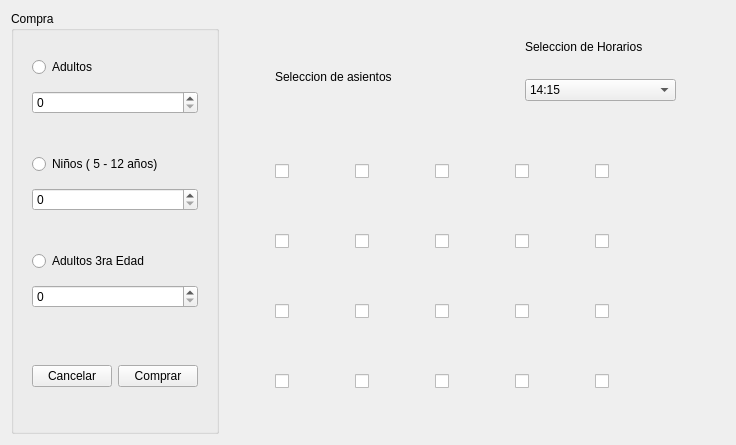
Old version of the form salaui.ui in the repository JosephBano/P60-ProyectoParcial2.
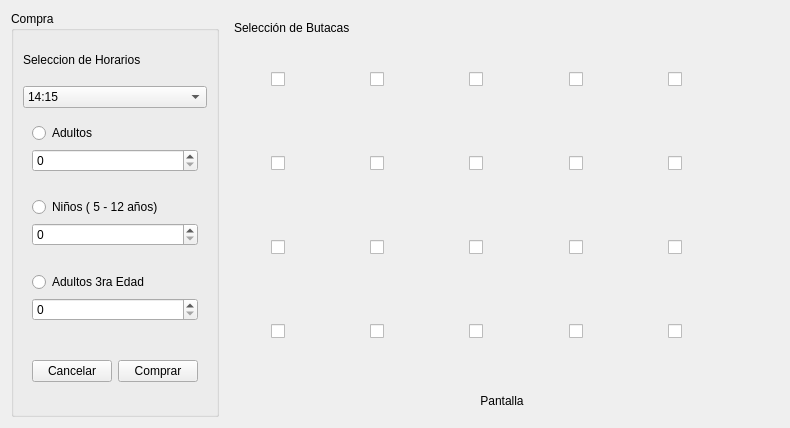
New version of the form. Icons and pictures are not drawn.

Commit message: ventana factura, layout mejorados para la sala cine, cambios en el UI sala, botones

Diff of the .ui file:
```diff
--- a/salaui.ui
+++ b/salaui.ui
@@ -6,8 +6,8 @@
    <rect>
     <x>0</x>
     <y>0</y>
-    <width>732</width>
-    <height>445</height>
+    <width>790</width>
+    <height>428</height>
    </rect>
   </property>
   <property name="windowTitle">
@@ -20,6 +20,36 @@
       <string>Compra</string>
      </property>
      <layout class="QVBoxLayout" name="verticalLayout_4">
+      <item>
+       <layout class="QVBoxLayout" name="verticalLayout_5">
+        <item>
+         <widget class="QLabel" name="label">
+          <property name="text">
+           <string>Seleccion de Horarios</string>
+          </property>
+         </widget>
+        </item>
+        <item>
+         <widget class="QComboBox" name="comboBox">
+          <item>
+           <property name="text">
+            <string>14:15</string>
+           </property>
+          </item>
+          <item>
+           <property name="text">
+            <string>13:30</string>
+           </property>
+          </item>
+          <item>
+           <property name="text">
+            <string>16:45</string>
+           </property>
+          </item>
+         </widget>
+        </item>
+       </layout>
+      </item>
       <item>
        <widget class="QWidget" name="widget_2" native="true">
         <layout class="QVBoxLayout" name="verticalLayout">
@@ -99,35 +129,56 @@
        <height>0</height>
       </size>
      </property>
+     <layout class="QVBoxLayout" name="verticalLayout_6">
+      <item>
+       <widget class="QLabel" name="label_2">
+        <property name="minimumSize">
+         <size>
+          <width>0</width>
+          <height>10</height>
+         </size>
+        </property>
+        <property name="maximumSize">
+         <size>
+          <width>16777215</width>
+          <height>15</height>
+         </size>
+        </property>
+        <property name="text">
+         <string>Selección de Butacas</string>
+        </property>
+       </widget>
+      </item>
+      <item>
+       <widget class="QWidget" name="widget_7" native="true">
+        <layout class="QHBoxLayout" name="horizontalLayout_3">
+         <item>
+          <spacer name="horizontalSpacer_5">
+           <property name="orientation">
+            <enum>Qt::Horizontal</enum>
+           </property>
+           <property name="sizeHint" stdset="0">
+            <size>
+             <width>22</width>
+             <height>20</height>
+            </size>
+           </property>
+          </spacer>
+         </item>
+         <item>
      <widget class="QCheckBox" name="Butacabtn_6">
-      <property name="geometry">
-       <rect>
-        <x>50</x>
-        <y>130</y>
-        <width>61</width>
-        <height>61</height>
-       </rect>
-      </property>
-      <property name="layoutDirection">
-       <enum>Qt::LeftToRight</enum>
-      </property>
-      <property name="styleSheet">
-       <string notr="true">
-border-image: url(:/Resourses/Butaca.png);</string>
-      </property>
-      <property name="text">
-       <string/>
-      </property>
-     </widget>
-     <widget class="QCheckBox" name="Butacabtn_7">
-      <property name="geometry">
-       <rect>
-        <x>50</x>
-        <y>200</y>
-        <width>61</width>
-        <height>61</height>
-       </rect>
-      </property>
+           <property name="minimumSize">
+            <size>
+             <width>65</width>
+             <height>55</height>
+            </size>
+           </property>
+           <property name="maximumSize">
+            <size>
+             <width>65</width>
+             <height>55</height>
+            </size>
+           </property>
       <property name="layoutDirection">
        <enum>Qt::LeftToRight</enum>
       </property>
@@ -139,114 +190,33 @@
        <string/>
       </property>
      </widget>
-     <widget class="QCheckBox" name="Butacabtn_8">
-      <property name="geometry">
-       <rect>
-        <x>50</x>
-        <y>270</y>
-        <width>61</width>
-        <height>61</height>
-       </rect>
-      </property>
-      <property name="layoutDirection">
-       <enum>Qt::LeftToRight</enum>
-      </property>
-      <property name="styleSheet">
-       <string notr="true">
-border-image: url(:/Resourses/Butaca.png);</string>
-      </property>
-      <property name="text">
-       <string/>
-      </property>
-     </widget>
-     <widget class="QCheckBox" name="Butacabtn_9">
-      <property name="geometry">
-       <rect>
-        <x>50</x>
-        <y>340</y>
-        <width>61</width>
-        <height>61</height>
-       </rect>
-      </property>
-      <property name="layoutDirection">
-       <enum>Qt::LeftToRight</enum>
-      </property>
-      <property name="styleSheet">
-       <string notr="true">
-border-image: url(:/Resourses/Butaca.png);</string>
-      </property>
-      <property name="text">
-       <string/>
-      </property>
-     </widget>
-     <widget class="QCheckBox" name="Butacabtn_10">
-      <property name="geometry">
-       <rect>
-        <x>130</x>
-        <y>340</y>
-        <width>61</width>
-        <height>61</height>
-       </rect>
-      </property>
-      <property name="layoutDirection">
-       <enum>Qt::LeftToRight</enum>
-      </property>
-      <property name="styleSheet">
-       <string notr="true">
-border-image: url(:/Resourses/Butaca.png);</string>
-      </property>
-      <property name="text">
-       <string/>
-      </property>
-     </widget>
-     <widget class="QCheckBox" name="Butacabtn_11">
-      <property name="geometry">
-       <rect>
-        <x>130</x>
-        <y>270</y>
-        <width>61</width>
-        <height>61</height>
-       </rect>
-      </property>
-      <property name="layoutDirection">
-       <enum>Qt::LeftToRight</enum>
-      </property>
-      <property name="styleSheet">
-       <string notr="true">
-border-image: url(:/Resourses/Butaca.png);</string>
-      </property>
-      <property name="text">
-       <string/>
-      </property>
-     </widget>
-     <widget class="QCheckBox" name="Butacabtn_12">
-      <property name="geometry">
-       <rect>
-        <x>130</x>
-        <y>200</y>
-        <width>61</width>
-        <height>61</height>
-       </rect>
-      </property>
-      <property name="layoutDirection">
-       <enum>Qt::LeftToRight</enum>
-      </property>
-      <property name="styleSheet">
-       <string notr="true">
-border-image: url(:/Resourses/Butaca.png);</string>
-      </property>
-      <property name="text">
-       <string/>
-      </property>
-     </widget>
+         </item>
+         <item>
+          <spacer name="horizontalSpacer">
+           <property name="orientation">
+            <enum>Qt::Horizontal</enum>
+           </property>
+           <property name="sizeHint" stdset="0">
+            <size>
+             <width>21</width>
+             <height>20</height>
+            </size>
+           </property>
+          </spacer>
+         </item>
+         <item>
      <widget class="QCheckBox" name="Butacabtn_13">
-      <property name="geometry">
-       <rect>
-        <x>130</x>
-        <y>130</y>
-        <width>61</width>
-        <height>61</height>
-       </rect>
+           <property name="minimumSize">
+            <size>
+             <width>65</width>
+             <height>55</height>
+            </size>
+           </property>
+           <property name="maximumSize">
+            <size>
+             <width>65</width>
+             <height>55</height>
+            </size>
       </property>
       <property name="layoutDirection">
        <enum>Qt::LeftToRight</enum>
@@ -259,14 +229,33 @@
        <string/>
       </property>
      </widget>
+         </item>
+         <item>
+          <spacer name="horizontalSpacer_2">
+           <property name="orientation">
+            <enum>Qt::Horizontal</enum>
+           </property>
+           <property name="sizeHint" stdset="0">
+            <size>
+             <width>22</width>
+             <height>20</height>
+            </size>
+           </property>
+          </spacer>
+         </item>
+         <item>
      <widget class="QCheckBox" name="Butacabtn_14">
-      <property name="geometry">
-       <rect>
-        <x>210</x>
-        <y>130</y>
-        <width>61</width>
-        <height>61</height>
-       </rect>
+           <property name="minimumSize">
+            <size>
+             <width>65</width>
+             <height>55</height>
+            </size>
+           </property>
+           <property name="maximumSize">
+            <size>
+             <width>65</width>
+             <height>55</height>
+            </size>
       </property>
       <property name="layoutDirection">
        <enum>Qt::LeftToRight</enum>
@@ -279,14 +268,33 @@
        <string/>
       </property>
      </widget>
+         </item>
+         <item>
+          <spacer name="horizontalSpacer_3">
+           <property name="orientation">
+            <enum>Qt::Horizontal</enum>
+           </property>
+           <property name="sizeHint" stdset="0">
+            <size>
+             <width>21</width>
+             <height>20</height>
+            </size>
+           </property>
+          </spacer>
+         </item>
+         <item>
      <widget class="QCheckBox" name="Butacabtn_15">
-      <property name="geometry">
-       <rect>
-        <x>290</x>
-        <y>130</y>
-        <width>61</width>
-        <height>61</height>
-       </rect>
+           <property name="minimumSize">
+            <size>
+             <width>65</width>
+             <height>55</height>
+            </size>
+           </property>
+           <property name="maximumSize">
+            <size>
+             <width>65</width>
+             <height>55</height>
+            </size>
       </property>
       <property name="layoutDirection">
        <enum>Qt::LeftToRight</enum>
@@ -299,15 +307,34 @@
        <string/>
       </property>
      </widget>
+         </item>
+         <item>
+          <spacer name="horizontalSpacer_4">
+           <property name="orientation">
+            <enum>Qt::Horizontal</enum>
+           </property>
+           <property name="sizeHint" stdset="0">
+            <size>
+             <width>22</width>
+             <height>20</height>
+            </size>
+           </property>
+          </spacer>
+         </item>
+         <item>
      <widget class="QCheckBox" name="Butacabtn_16">
-      <property name="geometry">
-       <rect>
-        <x>370</x>
-        <y>130</y>
-        <width>61</width>
-        <height>61</height>
-       </rect>
-      </property>
+           <property name="minimumSize">
+            <size>
+             <width>65</width>
+             <height>55</height>
+            </size>
+           </property>
+           <property name="maximumSize">
+            <size>
+             <width>65</width>
+             <height>55</height>
+            </size>
+           </property>
       <property name="layoutDirection">
        <enum>Qt::LeftToRight</enum>
       </property>
@@ -319,14 +346,91 @@
        <string/>
       </property>
      </widget>
+         </item>
+         <item>
+          <spacer name="horizontalSpacer_18">
+           <property name="orientation">
+            <enum>Qt::Horizontal</enum>
+           </property>
+           <property name="sizeHint" stdset="0">
+            <size>
+             <width>18</width>
+             <height>20</height>
+            </size>
+           </property>
+          </spacer>
+         </item>
+        </layout>
+       </widget>
+      </item>
+      <item>
+       <widget class="QWidget" name="widget_8" native="true">
+        <layout class="QHBoxLayout" name="horizontalLayout_5">
+         <item>
+          <spacer name="horizontalSpacer_13">
+           <property name="orientation">
+            <enum>Qt::Horizontal</enum>
+           </property>
+           <property name="sizeHint" stdset="0">
+            <size>
+             <width>18</width>
+             <height>20</height>
+            </size>
+           </property>
+          </spacer>
+         </item>
+         <item>
+          <widget class="QCheckBox" name="Butacabtn_7">
+           <property name="minimumSize">
+            <size>
+             <width>65</width>
+             <height>55</height>
+            </size>
+           </property>
+           <property name="maximumSize">
+            <size>
+             <width>65</width>
+             <height>55</height>
+            </size>
+           </property>
+           <property name="layoutDirection">
+            <enum>Qt::LeftToRight</enum>
+           </property>
+           <property name="styleSheet">
+            <string notr="true">
+border-image: url(:/Resourses/Butaca.png);</string>
+           </property>
+           <property name="text">
+            <string/>
+           </property>
+          </widget>
+         </item>
+         <item>
+          <spacer name="horizontalSpacer_14">
+           <property name="orientation">
+            <enum>Qt::Horizontal</enum>
+           </property>
+           <property name="sizeHint" stdset="0">
+            <size>
+             <width>18</width>
+             <height>20</height>
+            </size>
+           </property>
+          </spacer>
+         </item>
+         <item>
      <widget class="QCheckBox" name="Butacabtn_17">
-      <property name="geometry">
-       <rect>
-        <x>210</x>
-        <y>200</y>
-        <width>61</width>
-        <height>61</height>
-       </rect>
+           <property name="minimumSize">
+            <size>
+             <width>65</width>
+             <height>55</height>
+            </size>
+           </property>
+           <property name="maximumSize">
+            <size>
+             <width>65</width>
+             <height>55</height>
+            </size>
       </property>
       <property name="layoutDirection">
        <enum>Qt::LeftToRight</enum>
@@ -339,14 +443,33 @@
        <string/>
       </property>
      </widget>
+         </item>
+         <item>
+          <spacer name="horizontalSpacer_15">
+           <property name="orientation">
+            <enum>Qt::Horizontal</enum>
+           </property>
+           <property name="sizeHint" stdset="0">
+            <size>
+             <width>13</width>
+             <height>20</height>
+            </size>
+           </property>
+          </spacer>
+         </item>
+         <item>
      <widget class="QCheckBox" name="Butacabtn_18">
-      <property name="geometry">
-       <rect>
-        <x>210</x>
-        <y>270</y>
-        <width>61</width>
-        <height>61</height>
-       </rect>
+           <property name="minimumSize">
+            <size>
+             <width>65</width>
+             <height>55</height>
+            </size>
+           </property>
+           <property name="maximumSize">
+            <size>
+             <width>65</width>
+             <height>55</height>
+            </size>
       </property>
       <property name="layoutDirection">
        <enum>Qt::LeftToRight</enum>
@@ -359,14 +482,33 @@
        <string/>
       </property>
      </widget>
+         </item>
+         <item>
+          <spacer name="horizontalSpacer_16">
+           <property name="orientation">
+            <enum>Qt::Horizontal</enum>
+           </property>
+           <property name="sizeHint" stdset="0">
+            <size>
+             <width>18</width>
+             <height>20</height>
+            </size>
+           </property>
+          </spacer>
+         </item>
+         <item>
      <widget class="QCheckBox" name="Butacabtn_19">
-      <property name="geometry">
-       <rect>
-        <x>210</x>
-        <y>340</y>
-        <width>61</width>
-        <height>61</height>
-       </rect>
+           <property name="minimumSize">
+            <size>
+             <width>65</width>
+             <height>55</height>
+            </size>
+           </property>
+           <property name="maximumSize">
+            <size>
+             <width>65</width>
+             <height>55</height>
+            </size>
       </property>
       <property name="layoutDirection">
        <enum>Qt::LeftToRight</enum>
@@ -379,15 +521,34 @@
        <string/>
       </property>
      </widget>
+         </item>
+         <item>
+          <spacer name="horizontalSpacer_17">
+           <property name="orientation">
+            <enum>Qt::Horizontal</enum>
+           </property>
+           <property name="sizeHint" stdset="0">
+            <size>
+             <width>18</width>
+             <height>20</height>
+            </size>
+           </property>
+          </spacer>
+         </item>
+         <item>
      <widget class="QCheckBox" name="Butacabtn_20">
-      <property name="geometry">
-       <rect>
-        <x>290</x>
-        <y>200</y>
-        <width>61</width>
-        <height>61</height>
-       </rect>
-      </property>
+           <property name="minimumSize">
+            <size>
+             <width>65</width>
+             <height>55</height>
+            </size>
+           </property>
+           <property name="maximumSize">
+            <size>
+             <width>65</width>
+             <height>55</height>
+            </size>
+           </property>
       <property name="layoutDirection">
        <enum>Qt::LeftToRight</enum>
       </property>
@@ -399,14 +560,91 @@
        <string/>
       </property>
      </widget>
+         </item>
+         <item>
+          <spacer name="horizontalSpacer_31">
+           <property name="orientation">
+            <enum>Qt::Horizontal</enum>
+           </property>
+           <property name="sizeHint" stdset="0">
+            <size>
+             <width>18</width>
+             <height>20</height>
+            </size>
+           </property>
+          </spacer>
+         </item>
+        </layout>
+       </widget>
+      </item>
+      <item>
+       <widget class="QWidget" name="widget_9" native="true">
+        <layout class="QHBoxLayout" name="horizontalLayout_6">
+         <item>
+          <spacer name="horizontalSpacer_19">
+           <property name="orientation">
+            <enum>Qt::Horizontal</enum>
+           </property>
+           <property name="sizeHint" stdset="0">
+            <size>
+             <width>18</width>
+             <height>20</height>
+            </size>
+           </property>
+          </spacer>
+         </item>
+         <item>
+          <widget class="QCheckBox" name="Butacabtn_8">
+           <property name="minimumSize">
+            <size>
+             <width>65</width>
+             <height>55</height>
+            </size>
+           </property>
+           <property name="maximumSize">
+            <size>
+             <width>65</width>
+             <height>55</height>
+            </size>
+           </property>
+           <property name="layoutDirection">
+            <enum>Qt::LeftToRight</enum>
+           </property>
+           <property name="styleSheet">
+            <string notr="true">
+border-image: url(:/Resourses/Butaca.png);</string>
+           </property>
+           <property name="text">
+            <string/>
+           </property>
+          </widget>
+         </item>
+         <item>
+          <spacer name="horizontalSpacer_20">
+           <property name="orientation">
+            <enum>Qt::Horizontal</enum>
+           </property>
+           <property name="sizeHint" stdset="0">
+            <size>
+             <width>18</width>
+             <height>20</height>
+            </size>
+           </property>
+          </spacer>
+         </item>
+         <item>
      <widget class="QCheckBox" name="Butacabtn_21">
-      <property name="geometry">
-       <rect>
-        <x>370</x>
-        <y>200</y>
-        <width>61</width>
-        <height>61</height>
-       </rect>
+           <property name="minimumSize">
+            <size>
+             <width>65</width>
+             <height>55</height>
+            </size>
+           </property>
+           <property name="maximumSize">
+            <size>
+             <width>65</width>
+             <height>55</height>
+            </size>
       </property>
       <property name="layoutDirection">
        <enum>Qt::LeftToRight</enum>
@@ -419,14 +657,33 @@
        <string/>
       </property>
      </widget>
+         </item>
+         <item>
+          <spacer name="horizontalSpacer_21">
+           <property name="orientation">
+            <enum>Qt::Horizontal</enum>
+           </property>
+           <property name="sizeHint" stdset="0">
+            <size>
+             <width>13</width>
+             <height>20</height>
+            </size>
+           </property>
+          </spacer>
+         </item>
+         <item>
      <widget class="QCheckBox" name="Butacabtn_22">
-      <property name="geometry">
-       <rect>
-        <x>290</x>
-        <y>270</y>
-        <width>61</width>
-        <height>61</height>
-       </rect>
+           <property name="minimumSize">
+            <size>
+             <width>65</width>
+             <height>55</height>
+            </size>
+           </property>
+           <property name="maximumSize">
+            <size>
+             <width>65</width>
+             <height>55</height>
+            </size>
       </property>
       <property name="layoutDirection">
        <enum>Qt::LeftToRight</enum>
@@ -439,14 +696,33 @@
        <string/>
       </property>
      </widget>
+         </item>
+         <item>
+          <spacer name="horizontalSpacer_22">
+           <property name="orientation">
+            <enum>Qt::Horizontal</enum>
+           </property>
+           <property name="sizeHint" stdset="0">
+            <size>
+             <width>18</width>
+             <height>20</height>
+            </size>
+           </property>
+          </spacer>
+         </item>
+         <item>
      <widget class="QCheckBox" name="Butacabtn_23">
-      <property name="geometry">
-       <rect>
-        <x>370</x>
-        <y>270</y>
-        <width>61</width>
-        <height>61</height>
-       </rect>
+           <property name="minimumSize">
+            <size>
+             <width>65</width>
+             <height>55</height>
+            </size>
+           </property>
+           <property name="maximumSize">
+            <size>
+             <width>65</width>
+             <height>55</height>
+            </size>
       </property>
       <property name="layoutDirection">
        <enum>Qt::LeftToRight</enum>
@@ -459,15 +735,34 @@
        <string/>
       </property>
      </widget>
+         </item>
+         <item>
+          <spacer name="horizontalSpacer_23">
+           <property name="orientation">
+            <enum>Qt::Horizontal</enum>
+           </property>
+           <property name="sizeHint" stdset="0">
+            <size>
+             <width>18</width>
+             <height>20</height>
+            </size>
+           </property>
+          </spacer>
+         </item>
+         <item>
      <widget class="QCheckBox" name="Butacabtn_24">
-      <property name="geometry">
-       <rect>
-        <x>290</x>
-        <y>340</y>
-        <width>61</width>
-        <height>61</height>
-       </rect>
-      </property>
+           <property name="minimumSize">
+            <size>
+             <width>65</width>
+             <height>55</height>
+            </size>
+           </property>
+           <property name="maximumSize">
+            <size>
+             <width>65</width>
+             <height>55</height>
+            </size>
+           </property>
       <property name="layoutDirection">
        <enum>Qt::LeftToRight</enum>
       </property>
@@ -479,15 +774,92 @@
        <string/>
       </property>
      </widget>
+         </item>
+         <item>
+          <spacer name="horizontalSpacer_30">
+           <property name="orientation">
+            <enum>Qt::Horizontal</enum>
+           </property>
+           <property name="sizeHint" stdset="0">
+            <size>
+             <width>18</width>
+             <height>20</height>
+            </size>
+           </property>
+          </spacer>
+         </item>
+        </layout>
+       </widget>
+      </item>
+      <item>
+       <widget class="QWidget" name="widget_10" native="true">
+        <layout class="QHBoxLayout" name="horizontalLayout_7">
+         <item>
+          <spacer name="horizontalSpacer_25">
+           <property name="orientation">
+            <enum>Qt::Horizontal</enum>
+           </property>
+           <property name="sizeHint" stdset="0">
+            <size>
+             <width>18</width>
+             <height>20</height>
+            </size>
+           </property>
+          </spacer>
+         </item>
+         <item>
+          <widget class="QCheckBox" name="Butacabtn_9">
+           <property name="minimumSize">
+            <size>
+             <width>65</width>
+             <height>55</height>
+            </size>
+           </property>
+           <property name="maximumSize">
+            <size>
+             <width>65</width>
+             <height>55</height>
+            </size>
+           </property>
+           <property name="layoutDirection">
+            <enum>Qt::LeftToRight</enum>
+           </property>
+           <property name="styleSheet">
+            <string notr="true">
+border-image: url(:/Resourses/Butaca.png);</string>
+           </property>
+           <property name="text">
+            <string/>
+           </property>
+          </widget>
+         </item>
+         <item>
+          <spacer name="horizontalSpacer_26">
+           <property name="orientation">
+            <enum>Qt::Horizontal</enum>
+           </property>
+           <property name="sizeHint" stdset="0">
+            <size>
+             <width>18</width>
+             <height>20</height>
+            </size>
+           </property>
+          </spacer>
+         </item>
+         <item>
      <widget class="QCheckBox" name="Butacabtn_25">
-      <property name="geometry">
-       <rect>
-        <x>370</x>
-        <y>340</y>
-        <width>61</width>
-        <height>61</height>
-       </rect>
-      </property>
+           <property name="minimumSize">
+            <size>
+             <width>65</width>
+             <height>55</height>
+            </size>
+           </property>
+           <property name="maximumSize">
+            <size>
+             <width>65</width>
+             <height>55</height>
+            </size>
+           </property>
       <property name="layoutDirection">
        <enum>Qt::LeftToRight</enum>
       </property>
@@ -499,57 +871,185 @@
        <string/>
       </property>
      </widget>
-     <widget class="QWidget" name="verticalLayoutWidget">
-      <property name="geometry">
-       <rect>
-        <x>300</x>
-        <y>10</y>
-        <width>151</width>
-        <height>80</height>
-       </rect>
-      </property>
-      <layout class="QVBoxLayout" name="verticalLayout_5">
+         </item>
+         <item>
+          <spacer name="horizontalSpacer_27">
+           <property name="orientation">
+            <enum>Qt::Horizontal</enum>
+           </property>
+           <property name="sizeHint" stdset="0">
+            <size>
+             <width>13</width>
+             <height>20</height>
+            </size>
+           </property>
+          </spacer>
+         </item>
        <item>
-        <widget class="QLabel" name="label">
+          <widget class="QCheckBox" name="Butacabtn_31">
+           <property name="minimumSize">
+            <size>
+             <width>65</width>
+             <height>55</height>
+            </size>
+           </property>
+           <property name="maximumSize">
+            <size>
+             <width>65</width>
+             <height>55</height>
+            </size>
+           </property>
+           <property name="layoutDirection">
+            <enum>Qt::LeftToRight</enum>
+           </property>
+           <property name="styleSheet">
+            <string notr="true">
+border-image: url(:/Resourses/Butaca.png);</string>
+           </property>
          <property name="text">
-          <string>Seleccion de Horarios</string>
+            <string/>
          </property>
         </widget>
        </item>
        <item>
-        <widget class="QComboBox" name="comboBox">
+          <spacer name="horizontalSpacer_28">
+           <property name="orientation">
+            <enum>Qt::Horizontal</enum>
+           </property>
+           <property name="sizeHint" stdset="0">
+            <size>
+             <width>18</width>
+             <height>20</height>
+            </size>
+           </property>
+          </spacer>
+         </item>
          <item>
+          <widget class="QCheckBox" name="Butacabtn_32">
+           <property name="minimumSize">
+            <size>
+             <width>65</width>
+             <height>55</height>
+            </size>
+           </property>
+           <property name="maximumSize">
+            <size>
+             <width>65</width>
+             <height>55</height>
+            </size>
+           </property>
+           <property name="layoutDirection">
+            <enum>Qt::LeftToRight</enum>
+           </property>
+           <property name="styleSheet">
+            <string notr="true">
+border-image: url(:/Resourses/Butaca.png);</string>
+           </property>
           <property name="text">
-           <string>14:15</string>
-          </property>
+            <string/>
+           </property>
+          </widget>
          </item>
          <item>
-          <property name="text">
-           <string>13:30</string>
-          </property>
+          <spacer name="horizontalSpacer_29">
+           <property name="orientation">
+            <enum>Qt::Horizontal</enum>
+           </property>
+           <property name="sizeHint" stdset="0">
+            <size>
+             <width>18</width>
+             <height>20</height>
+            </size>
+           </property>
+          </spacer>
          </item>
          <item>
+          <widget class="QCheckBox" name="Butacabtn_33">
+           <property name="minimumSize">
+            <size>
+             <width>65</width>
+             <height>55</height>
+            </size>
+           </property>
+           <property name="maximumSize">
+            <size>
+             <width>65</width>
+             <height>55</height>
+            </size>
+           </property>
+           <property name="layoutDirection">
+            <enum>Qt::LeftToRight</enum>
+           </property>
+           <property name="styleSheet">
+            <string notr="true">
+border-image: url(:/Resourses/Butaca.png);</string>
+           </property>
           <property name="text">
-           <string>16:45</string>
-          </property>
-         </item>
-        </widget>
-       </item>
-      </layout>
-     </widget>
-     <widget class="QLabel" name="label_2">
-      <property name="geometry">
-       <rect>
-        <x>50</x>
-        <y>50</y>
-        <width>151</width>
-        <height>31</height>
-       </rect>
-      </property>
+            <string/>
+           </property>
+          </widget>
+         </item>
+         <item>
+          <spacer name="horizontalSpacer_24">
+           <property name="orientation">
+            <enum>Qt::Horizontal</enum>
+           </property>
+           <property name="sizeHint" stdset="0">
+            <size>
+             <width>18</width>
+             <height>20</height>
+            </size>
+           </property>
+          </spacer>
+         </item>
+        </layout>
+       </widget>
+      </item>
+      <item>
+       <widget class="QLabel" name="label_3">
+        <property name="minimumSize">
+         <size>
+          <width>0</width>
+          <height>10</height>
+         </size>
+        </property>
+        <property name="maximumSize">
+         <size>
+          <width>16777215</width>
+          <height>10</height>
+         </size>
+        </property>
+        <property name="styleSheet">
+         <string notr="true">border-image: url(:/Resourses/negro.jpg);</string>
+        </property>
       <property name="text">
-       <string>Seleccion de asientos</string>
-      </property>
-     </widget>
+         <string/>
+        </property>
+       </widget>
+      </item>
+      <item>
+       <widget class="QLabel" name="label_4">
+        <property name="minimumSize">
+         <size>
+          <width>0</width>
+          <height>10</height>
+         </size>
+        </property>
+        <property name="maximumSize">
+         <size>
+          <width>16777215</width>
+          <height>15</height>
+         </size>
+        </property>
+        <property name="text">
+         <string>Pantalla</string>
+        </property>
+        <property name="alignment">
+         <set>Qt::AlignCenter</set>
+        </property>
+       </widget>
+      </item>
+     </layout>
     </widget>
    </item>
   </layout>
```
Left out of the diff: 4 changed lines with no effect on the pictures. Lines whose indentation alone changed are shown as unchanged. The commit also changes 13 other files.
